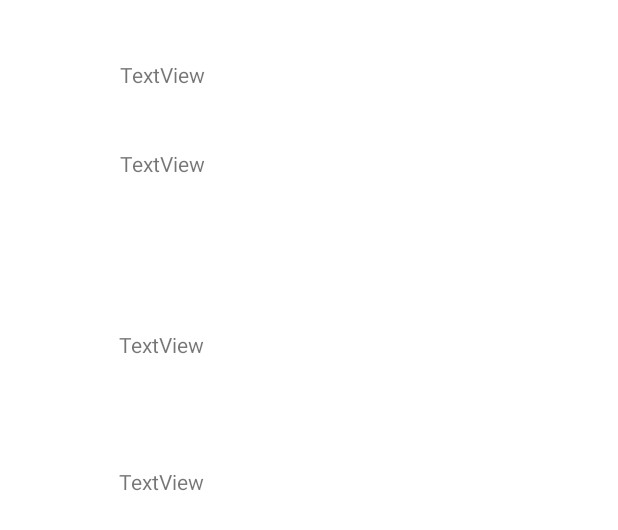
After one commit to Yash-Raj-Singh/Retrofit, an Android app: the layout post_item.xml on its own in the app's theme, with its tools: preview values and no code run, on a phone screen of 412 x 824 dp. The commit adds this screen. Shown: the top 530 px of the screen. Run offline under Robolectric (Android 15) with nearby library versions, the phone set to English and light mode, and no system bars; network calls fail.

Commit message:
Representing Data from Json to RecyclerView.

```diff
--- /dev/null
+++ b/app/src/main/res/layout/post_item.xml
@@ -0,0 +1,48 @@
+<?xml version="1.0" encoding="utf-8"?>
+<androidx.constraintlayout.widget.ConstraintLayout xmlns:android="http://schemas.android.com/apk/res/android"
+    xmlns:app="http://schemas.android.com/apk/res-auto"
+    xmlns:tools="http://schemas.android.com/tools"
+    android:layout_width="match_parent"
+    android:layout_height="wrap_content"
+    android:padding="20dp">
+
+    <TextView
+        android:id="@+id/textView"
+        android:layout_width="wrap_content"
+        android:layout_height="wrap_content"
+        android:layout_marginStart="60dp"
+        android:layout_marginTop="20dp"
+        android:text="TextView"
+        app:layout_constraintStart_toStartOf="parent"
+        app:layout_constraintTop_toTopOf="parent" />
+
+    <TextView
+        android:id="@+id/textView2"
+        android:layout_width="wrap_content"
+        android:layout_height="wrap_content"
+        android:layout_marginStart="60dp"
+        android:layout_marginTop="40dp"
+        android:text="TextView"
+        app:layout_constraintStart_toStartOf="parent"
+        app:layout_constraintTop_toBottomOf="@+id/textView" />
+
+    <TextView
+        android:id="@+id/textView3"
+        android:layout_width="wrap_content"
+        android:layout_height="wrap_content"
+        android:layout_marginTop="200dp"
+        android:layout_marginEnd="256dp"
+        android:text="TextView"
+        app:layout_constraintEnd_toEndOf="parent"
+        app:layout_constraintTop_toTopOf="parent" />
+
+    <TextView
+        android:id="@+id/textView4"
+        android:layout_width="wrap_content"
+        android:layout_height="wrap_content"
+        android:layout_marginTop="72dp"
+        android:layout_marginEnd="256dp"
+        android:text="TextView"
+        app:layout_constraintEnd_toEndOf="parent"
+        app:layout_constraintTop_toBottomOf="@+id/textView3" />
+</androidx.constraintlayout.widget.ConstraintLayout>
```
Also changed, not shown: app/src/main/java/com/example/retrofit/MainActivity.kt (+14 -25 lines), app/src/main/java/com/example/retrofit/Myadapter.kt (added, +35 -0 lines), app/src/main/res/layout/activity_main.xml (+4 -30 lines).
